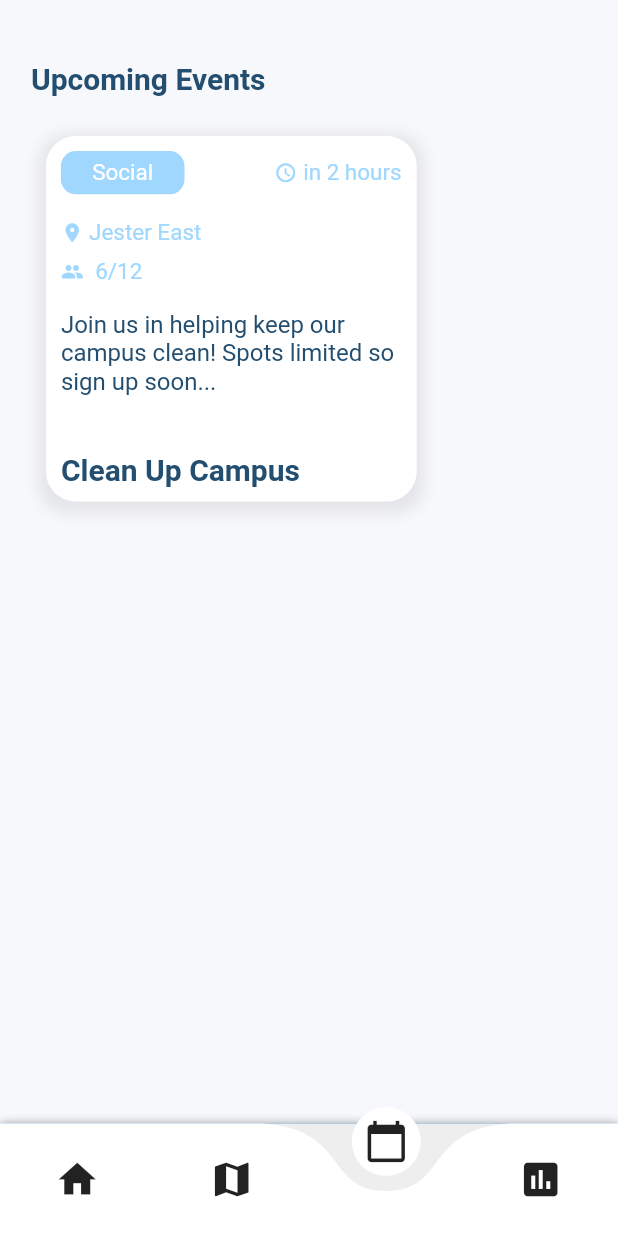
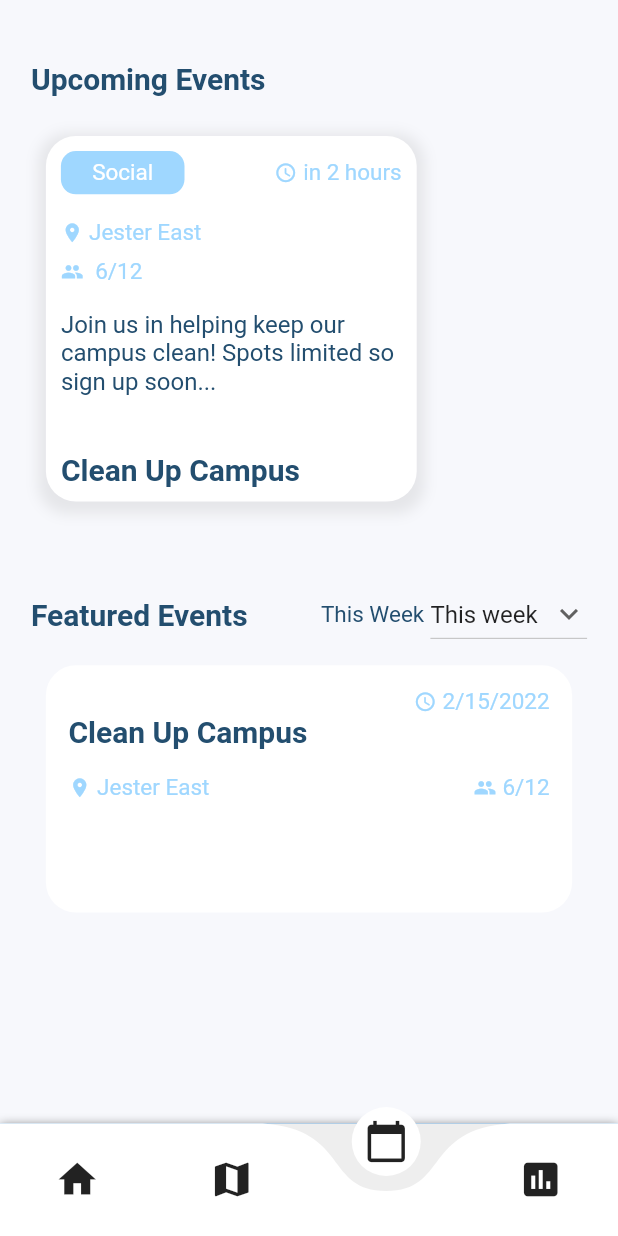
Before and after one commit to YuanSamuel/college_competitions, a Flutter app: the screen it shows once a user with an empty profile is signed in, item 3 of the bottom bar chosen, on a phone screen of 412 x 824 dp. Run offline on Flutter 3.47's test engine with Material 2 defaults, Android fonts, the light colour scheme and no system bars; drawn by our look-alikes of curved_navigation_bar; our stand-ins replace cloud_firestore, dio, firebase_auth, firebase_core, firebase_storage, geocoding and 6 more; accounts and stored records are empty.

Commit message:
Complete Event Screen (most likely needs fix)

```diff
--- a/lib/screens/events_screen.dart
+++ b/lib/screens/events_screen.dart
@@ -1,4 +1,5 @@
 import 'package:college_competitions/utils/style_constants.dart';
+import 'package:college_competitions/widgets/featured_event_widget.dart';
 import 'package:college_competitions/widgets/upcoming_event_card_widget.dart';
 import 'package:flutter/material.dart';
 
@@ -12,6 +13,14 @@ class EventsScreen extends StatefulWidget {
 class _EventsScreenState extends State<EventsScreen> {
   double width = StyleConstants.width;
   double height = StyleConstants.height;
+
+  var items = {
+    'This week',
+    'This month',
+    'This year'
+  };
+
+  String dropDownInitVal = "This week";
 
   @override
   Widget build(BuildContext context) {
@@ -40,6 +49,41 @@ class _EventsScreenState extends State<EventsScreen> {
                 ],
               ),
             ),
+              SizedBox(height: height * 0.05,),
+              Row(
+                children: [
+                  Text('Featured Events', style: StyleConstants.medTextBold,),
+                  Spacer(),
+                  Text('This Week', style: StyleConstants.subTextReg,),
+                  SizedBox(width: width * 0.01,),
+                  DropdownButton(
+                    value: dropDownInitVal,
+                    icon: const Icon(Icons.keyboard_arrow_down),
+                    items: items.map((String items) {
+                      return DropdownMenuItem(
+                        value: items,
+                        child: Text(items),
+                      );
+                    }).toList(),
+                    onChanged: (String? newValue) {
+                      setState(() {
+                        dropDownInitVal = newValue!;
+                      });},
+                  )
+                ],
+              ),
+              Container(
+                height: height * 0.6,
+                child: ListView(
+                  scrollDirection: Axis.vertical,
+                  children: [
+                    Padding(
+                      padding: const EdgeInsets.all(10.0),
+                      child: FeaturedEventWidget(),
+                    ),
+                  ],
+                ),
+              ),
             ],
           ),
         ),
```
